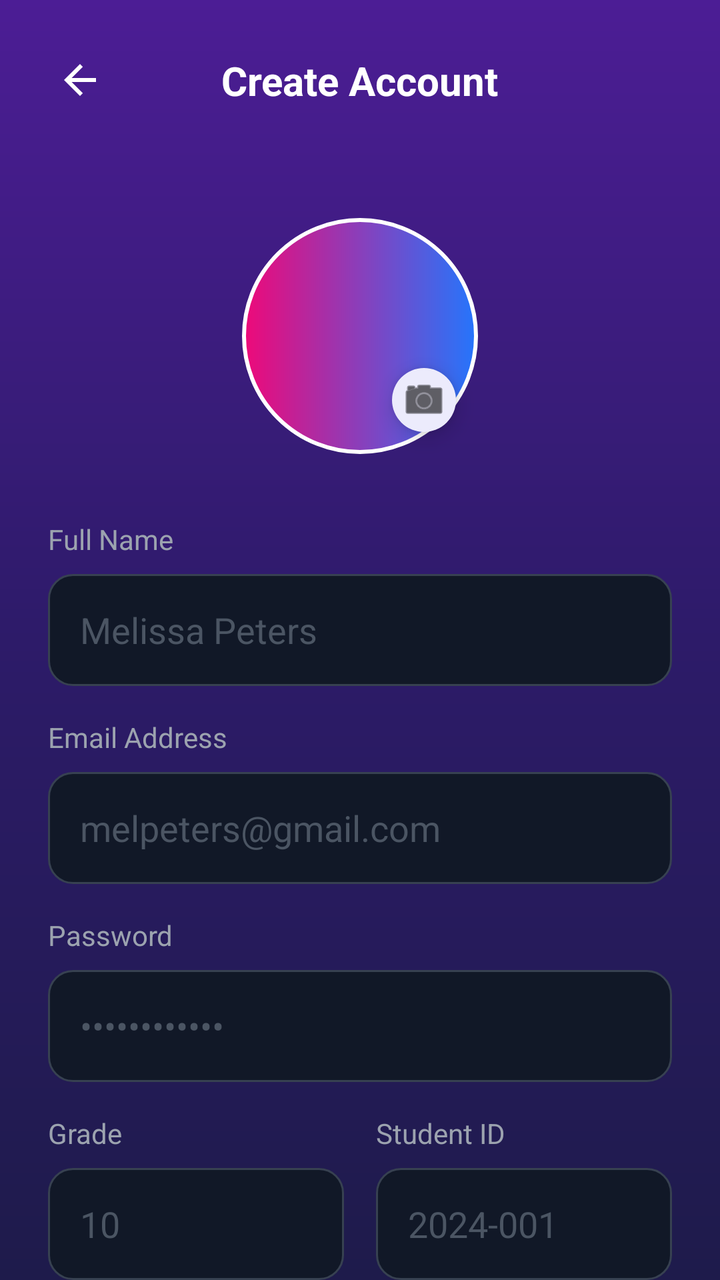
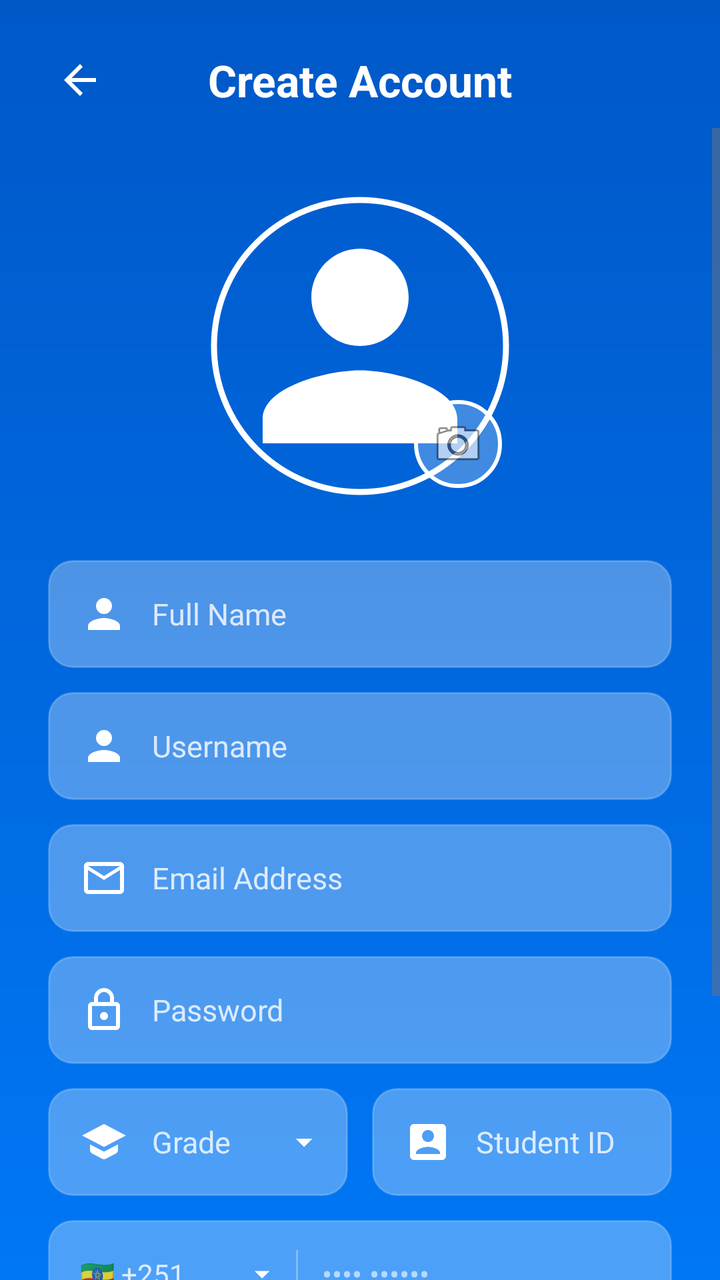

The first picture is an Android layout as it rendered before a commit; the second is the same layout after the commit. The layout source and the unified diff follow.
<!-- AndroidManifest.xml: application theme Theme.TestApp -->
<!-- res/layout/activity_register.xml -->
<?xml version="1.0" encoding="utf-8"?>
<androidx.constraintlayout.widget.ConstraintLayout xmlns:android="http://schemas.android.com/apk/res/android"
    xmlns:app="http://schemas.android.com/apk/res-auto"
    xmlns:tools="http://schemas.android.com/tools"
    android:layout_width="match_parent"
    android:layout_height="match_parent"
    android:background="@drawable/bg_vibrant_sidebar"
    tools:context=".RegisterActivity">

    
    <ImageView
        android:id="@+id/btnBack"
        android:layout_width="48dp"
        android:layout_height="48dp"
        android:layout_marginStart="16dp"
        android:layout_marginTop="16dp"
        android:background="?attr/selectableItemBackgroundBorderless"
        android:padding="12dp"
        android:src="@drawable/ic_back_white"
        app:layout_constraintStart_toStartOf="parent"
        app:layout_constraintTop_toTopOf="parent"
        app:tint="@android:color/white" />

    <TextView
        android:id="@+id/tvHeaderTitle"
        android:layout_width="wrap_content"
        android:layout_height="wrap_content"
        android:text="Create Account"
        android:textColor="@android:color/white"
        android:textSize="20sp"
        android:textStyle="bold"
        app:layout_constraintBottom_toBottomOf="@id/btnBack"
        app:layout_constraintEnd_toEndOf="parent"
        app:layout_constraintStart_toStartOf="parent"
        app:layout_constraintTop_toTopOf="@id/btnBack" />

    <androidx.core.widget.NestedScrollView
        android:layout_width="match_parent"
        android:layout_height="0dp"
        android:fillViewport="true"
        app:layout_constraintBottom_toBottomOf="parent"
        app:layout_constraintTop_toBottomOf="@id/btnBack">

        <LinearLayout
            android:layout_width="match_parent"
            android:layout_height="wrap_content"
            android:orientation="vertical"
            android:padding="24dp">

            
            <FrameLayout
                android:layout_width="120dp"
                android:layout_height="120dp"
                android:layout_gravity="center"
                android:layout_marginTop="20dp"
                android:layout_marginBottom="32dp">

                <com.google.android.material.imageview.ShapeableImageView
                    android:id="@+id/profileImage"
                    android:layout_width="match_parent"
                    android:layout_height="match_parent"
                    android:padding="2dp"
                    android:scaleType="centerCrop"
                    android:src="@drawable/bg_login_button"
                    app:shapeAppearanceOverlay="@style/CircleImageView"
                    app:strokeColor="@android:color/white"
                    app:strokeWidth="2dp" />

                <com.google.android.material.floatingactionbutton.FloatingActionButton
                    android:id="@+id/btnCamera"
                    android:layout_width="wrap_content"
                    android:layout_height="wrap_content"
                    android:layout_gravity="bottom|end"
                    android:layout_margin="4dp"
                    app:backgroundTint="@android:color/white"
                    app:fabCustomSize="32dp"
                    app:srcCompat="@android:drawable/ic_menu_camera"
                    app:tint="@android:color/black" />
            </FrameLayout>

            
            <TextView
                android:layout_width="wrap_content"
                android:layout_height="wrap_content"
                android:text="Full Name"
                android:textColor="#9CA3AF"
                android:textSize="14sp" />

            <EditText
                android:id="@+id/regFullName"
                android:layout_width="match_parent"
                android:layout_height="56dp"
                android:layout_marginTop="8dp"
                android:layout_marginBottom="16dp"
                android:background="@drawable/bg_input_field"
                android:hint="Melissa Peters"
                android:inputType="textPersonName"
                android:paddingHorizontal="16dp"
                android:textColor="@android:color/white"
                android:textColorHint="#4B5563" />

            <TextView
                android:layout_width="wrap_content"
                android:layout_height="wrap_content"
                android:text="Email Address"
                android:textColor="#9CA3AF"
                android:textSize="14sp" />

            <EditText
                android:id="@+id/regEmail"
                android:layout_width="match_parent"
                android:layout_height="56dp"
                android:layout_marginTop="8dp"
                android:layout_marginBottom="16dp"
                android:background="@drawable/bg_input_field"
                android:hint="melpeters@gmail.com"
                android:inputType="textEmailAddress"
                android:paddingHorizontal="16dp"
                android:textColor="@android:color/white"
                android:textColorHint="#4B5563" />

            <TextView
                android:layout_width="wrap_content"
                android:layout_height="wrap_content"
                android:text="Password"
                android:textColor="#9CA3AF"
                android:textSize="14sp" />

            <EditText
                android:id="@+id/regPassword"
                android:layout_width="match_parent"
                android:layout_height="56dp"
                android:layout_marginTop="8dp"
                android:layout_marginBottom="16dp"
                android:background="@drawable/bg_input_field"
                android:hint="••••••••••••"
                android:inputType="textPassword"
                android:paddingHorizontal="16dp"
                android:textColor="@android:color/white"
                android:textColorHint="#4B5563" />

            <LinearLayout
                android:layout_width="match_parent"
                android:layout_height="wrap_content"
                android:orientation="horizontal">

                <LinearLayout
                    android:layout_width="0dp"
                    android:layout_height="wrap_content"
                    android:layout_weight="1"
                    android:orientation="vertical">
                    <TextView
                        android:layout_width="wrap_content"
                        android:layout_height="wrap_content"
                        android:text="Grade"
                        android:textColor="#9CA3AF"
                        android:textSize="14sp" />
                    <AutoCompleteTextView
                        android:id="@+id/regGrade"
                        android:layout_width="match_parent"
                        android:layout_height="56dp"
                        android:layout_marginTop="8dp"
                        android:background="@drawable/bg_input_field"
                        android:hint="10"
                        android:paddingHorizontal="16dp"
                        android:textColor="@android:color/white"
                        android:textColorHint="#4B5563"
                        android:inputType="none"
                        android:dropDownSelector="@android:color/darker_gray" />
                </LinearLayout>

                <View android:layout_width="16dp" android:layout_height="0dp"/>

                <LinearLayout
                    android:layout_width="0dp"
                    android:layout_height="wrap_content"
                    android:layout_weight="1"
                    android:orientation="vertical">
                    <TextView
                        android:layout_width="wrap_content"
                        android:layout_height="wrap_content"
                        android:text="Student ID"
                        android:textColor="#9CA3AF"
                        android:textSize="14sp" />
                    <EditText
                        android:id="@+id/regStudentId"
                        android:layout_width="match_parent"
                        android:layout_height="56dp"
                        android:layout_marginTop="8dp"
                        android:background="@drawable/bg_input_field"
                        android:hint="2024-001"
                        android:paddingHorizontal="16dp"
                        android:textColor="@android:color/white"
                        android:textColorHint="#4B5563" />
                </LinearLayout>
            </LinearLayout>

            <TextView
                android:layout_width="wrap_content"
                android:layout_height="wrap_content"
                android:layout_marginTop="16dp"
                android:text="Username"
                android:textColor="#9CA3AF"
                android:textSize="14sp" />

            <EditText
                android:id="@+id/regUsername"
                android:layout_width="match_parent"
                android:layout_height="56dp"
                android:layout_marginTop="8dp"
                android:layout_marginBottom="32dp"
                android:background="@drawable/bg_input_field"
                android:hint="melissa_p"
                android:paddingHorizontal="16dp"
                android:textColor="@android:color/white"
                android:textColorHint="#4B5563" />

            <com.google.android.material.button.MaterialButton
                android:id="@+id/registerButton"
                android:layout_width="match_parent"
                android:layout_height="56dp"
                android:text="Create Account"
                android:textAllCaps="false"
                android:textSize="16sp"
                android:textStyle="bold"
                app:backgroundTint="#2563EB"
                app:cornerRadius="12dp" />

            <TextView
                android:id="@+id/loginRedirect"
                android:layout_width="wrap_content"
                android:layout_height="wrap_content"
                android:layout_gravity="center"
                android:layout_marginTop="16dp"
                android:padding="8dp"
                android:text="Already have an account? Sign In"
                android:textColor="#9CA3AF"
                android:textSize="14sp" />

        </LinearLayout>
    </androidx.core.widget.NestedScrollView>

</androidx.constraintlayout.widget.ConstraintLayout>
<!-- resources referenced by this layout -->
<resources>
  <!-- drawable bg_input_field (drawable) -->
  <?xml version="1.0" encoding="utf-8"?>
  <shape xmlns:android="http://schemas.android.com/apk/res/android">
      <solid android:color="#111827" />
      <corners android:radius="12dp" />
      <stroke android:width="1dp" android:color="#374151" />
  </shape>
  <!-- drawable bg_login_button (drawable) -->
  <?xml version="1.0" encoding="utf-8"?>
  <shape xmlns:android="http://schemas.android.com/apk/res/android"
      android:shape="rectangle">
      <gradient
          android:startColor="#EE0979"
          android:endColor="#2575fc"
          android:angle="0" />
      <corners android:radius="30dp" />
  </shape>
  <!-- drawable bg_vibrant_sidebar (drawable) -->
  <?xml version="1.0" encoding="utf-8"?>
  <shape xmlns:android="http://schemas.android.com/apk/res/android"
      android:shape="rectangle">
      <gradient
          android:startColor="#4C1D95"
          android:centerColor="#2D1B69"
          android:endColor="#1E1B4B"
          android:angle="270" />
  </shape>
  <!-- unchanged entries left out for length: 17 -->
</resources>

<!-- the commit's change to res/layout/activity_register.xml (unified diff, before → after) -->
@@ -4,8 +4,7 @@
     xmlns:tools="http://schemas.android.com/tools"
     android:layout_width="match_parent"
     android:layout_height="match_parent"
-    android:background="@drawable/bg_vibrant_sidebar"
-    tools:context=".RegisterActivity">
+    android:background="@drawable/bg_register_gradient">
 
     
     <ImageView
@@ -27,14 +26,14 @@
         android:layout_height="wrap_content"
         android:text="Create Account"
         android:textColor="@android:color/white"
-        android:textSize="20sp"
+        android:textSize="22sp"
         android:textStyle="bold"
         app:layout_constraintBottom_toBottomOf="@id/btnBack"
         app:layout_constraintEnd_toEndOf="parent"
         app:layout_constraintStart_toStartOf="parent"
         app:layout_constraintTop_toTopOf="@id/btnBack" />
 
-    <androidx.core.widget.NestedScrollView
+    <ScrollView
         android:layout_width="match_parent"
         android:layout_height="0dp"
         android:fillViewport="true"
@@ -45,14 +44,14 @@
             android:layout_width="match_parent"
             android:layout_height="wrap_content"
             android:orientation="vertical"
-            android:padding="24dp">
+            android:padding="24dp"
+            android:gravity="center_horizontal">
 
             
             <FrameLayout
-                android:layout_width="120dp"
-                android:layout_height="120dp"
-                android:layout_gravity="center"
-                android:layout_marginTop="20dp"
+                android:layout_width="150dp"
+                android:layout_height="150dp"
+                android:layout_marginTop="10dp"
                 android:layout_marginBottom="32dp">
 
                 <com.google.android.material.imageview.ShapeableImageView
@@ -61,183 +60,229 @@
                     android:layout_height="match_parent"
                     android:padding="2dp"
                     android:scaleType="centerCrop"
-                    android:src="@drawable/bg_login_button"
+                    android:src="@drawable/ic_user_person"
                     app:shapeAppearanceOverlay="@style/CircleImageView"
                     app:strokeColor="@android:color/white"
-                    app:strokeWidth="2dp" />
-
-                <com.google.android.material.floatingactionbutton.FloatingActionButton
+                    app:strokeWidth="3dp" />
+
+                <ImageView
                     android:id="@+id/btnCamera"
-                    android:layout_width="wrap_content"
-                    android:layout_height="wrap_content"
+                    android:layout_width="44dp"
+                    android:layout_height="44dp"
                     android:layout_gravity="bottom|end"
                     android:layout_margin="4dp"
-                    app:backgroundTint="@android:color/white"
-                    app:fabCustomSize="32dp"
-                    app:srcCompat="@android:drawable/ic_menu_camera"
-                    app:tint="@android:color/black" />
+                    android:src="@android:drawable/ic_menu_camera"
+                    android:background="@drawable/circle_bg"
+                    android:padding="8dp"
+                    android:elevation="4dp"/>
             </FrameLayout>
 
             
-            <TextView
-                android:layout_width="wrap_content"
-                android:layout_height="wrap_content"
-                android:text="Full Name"
-                android:textColor="#9CA3AF"
-                android:textSize="14sp" />
-
             <EditText
                 android:id="@+id/regFullName"
                 android:layout_width="match_parent"
-                android:layout_height="56dp"
-                android:layout_marginTop="8dp"
-                android:layout_marginBottom="16dp"
-                android:background="@drawable/bg_input_field"
-                android:hint="Melissa Peters"
+                android:layout_height="54dp"
+                android:background="@drawable/bg_input_field_v2"
+                android:hint="Full Name"
+                android:textColorHint="#CCFFFFFF"
+                android:textColor="@android:color/white"
+                android:paddingHorizontal="16dp"
                 android:inputType="textPersonName"
-                android:paddingHorizontal="16dp"
-                android:textColor="@android:color/white"
-                android:textColorHint="#4B5563" />
-
-            <TextView
-                android:layout_width="wrap_content"
-                android:layout_height="wrap_content"
-                android:text="Email Address"
-                android:textColor="#9CA3AF"
-                android:textSize="14sp" />
-
+                android:layout_marginBottom="12dp"
+                android:textSize="15sp"
+                android:drawableStart="@drawable/ic_user_person"
+                android:drawablePadding="12dp"/>
+
+            
+            <EditText
+                android:id="@+id/regUsername"
+                android:layout_width="match_parent"
+                android:layout_height="54dp"
+                android:background="@drawable/bg_input_field_v2"
+                android:hint="Username"
+                android:textColorHint="#CCFFFFFF"
+                android:textColor="@android:color/white"
+                android:paddingHorizontal="16dp"
+                android:inputType="text"
+                android:layout_marginBottom="12dp"
+                android:textSize="15sp"
+                android:drawableStart="@drawable/ic_user_person"
+                android:drawablePadding="12dp"/>
+
+            
             <EditText
                 android:id="@+id/regEmail"
                 android:layout_width="match_parent"
-                android:layout_height="56dp"
-                android:layout_marginTop="8dp"
-                android:layout_marginBottom="16dp"
-                android:background="@drawable/bg_input_field"
-                android:hint="melpeters@gmail.com"
+                android:layout_height="54dp"
+                android:background="@drawable/bg_input_field_v2"
+                android:hint="Email Address"
+                android:textColorHint="#CCFFFFFF"
+                android:textColor="@android:color/white"
+                android:paddingHorizontal="16dp"
                 android:inputType="textEmailAddress"
-                android:paddingHorizontal="16dp"
-                android:textColor="@android:color/white"
-                android:textColorHint="#4B5563" />
-
-            <TextView
-                android:layout_width="wrap_content"
-                android:layout_height="wrap_content"
-                android:text="Password"
-                android:textColor="#9CA3AF"
-                android:textSize="14sp" />
-
+                android:layout_marginBottom="12dp"
+                android:textSize="15sp"
+                android:drawableStart="@drawable/ic_email_mail"
+                android:drawablePadding="12dp"/>
+
+            
             <EditText
                 android:id="@+id/regPassword"
                 android:layout_width="match_parent"
-                android:layout_height="56dp"
-                android:layout_marginTop="8dp"
-                android:layout_marginBottom="16dp"
-                android:background="@drawable/bg_input_field"
-                android:hint="••••••••••••"
+                android:layout_height="54dp"
+                android:background="@drawable/bg_input_field_v2"
+                android:hint="Password"
+                android:textColorHint="#CCFFFFFF"
+                android:textColor="@android:color/white"
+                android:paddingHorizontal="16dp"
                 android:inputType="textPassword"
-                android:paddingHorizontal="16dp"
-                android:textColor="@android:color/white"
-                android:textColorHint="#4B5563" />
-
+                android:layout_marginBottom="12dp"
+                android:textSize="15sp"
+                android:drawableStart="@drawable/ic_lock"
+                android:drawablePadding="12dp"/>
+
+            
             <LinearLayout
                 android:layout_width="match_parent"
-                android:layout_height="wrap_content"
-                android:orientation="horizontal">
-
-                <LinearLayout
+                android:layout_height="54dp"
+                android:orientation="horizontal"
+                android:layout_marginBottom="12dp">
+
+                
+                <RelativeLayout
                     android:layout_width="0dp"
-                    android:layout_height="wrap_content"
-                    android:layout_weight="1"
-                    android:orientation="vertical">
-                    <TextView
-                        android:layout_width="wrap_content"
-                        android:layout_height="wrap_content"
-                        android:text="Grade"
-                        android:textColor="#9CA3AF"
-                        android:textSize="14sp" />
+                    android:layout_height="match_parent"
+                    android:layout_weight="1">
+
                     <AutoCompleteTextView
                         android:id="@+id/regGrade"
                         android:layout_width="match_parent"
-                        android:layout_height="56dp"
-                        android:layout_marginTop="8dp"
-                        android:background="@drawable/bg_input_field"
-                        android:hint="10"
+                        android:layout_height="match_parent"
+                        android:background="@drawable/bg_input_field_v2"
+                        android:hint="Grade"
+                        android:textColorHint="#CCFFFFFF"
+                        android:textColor="@android:color/white"
                         android:paddingHorizontal="16dp"
+                        android:paddingEnd="36dp"
+                        android:inputType="none"
+                        android:textSize="15sp"
+                        android:drawableStart="@drawable/ic_grade_cap"
+                        android:drawablePadding="12dp"/>
+
+                    <ImageView
+                        android:layout_width="20dp"
+                        android:layout_height="20dp"
+                        android:layout_alignParentEnd="true"
+                        android:layout_centerVertical="true"
+                        android:layout_marginEnd="12dp"
+                        android:src="@drawable/ic_arrow_drop_down"
+                        app:tint="@android:color/white"
+                        android:contentDescription="dropdown" />
+                </RelativeLayout>
+
+                <View android:layout_width="12dp" android:layout_height="0dp"/>
+
+                
+                <EditText
+                    android:id="@+id/regStudentId"
+                    android:layout_width="0dp"
+                    android:layout_height="match_parent"
+                    android:layout_weight="1"
+                    android:background="@drawable/bg_input_field_v2"
+                    android:hint="Student ID"
+                    android:textColorHint="#CCFFFFFF"
+                    android:textColor="@android:color/white"
+                    android:paddingHorizontal="16dp"
+                    android:inputType="text"
+                    android:textSize="15sp"
+                    android:drawableStart="@drawable/ic_student_id"
+                    android:drawablePadding="12dp"/>
+            </LinearLayout>
+
+            
+            <LinearLayout
+                android:layout_width="match_parent"
+                android:layout_height="54dp"
+                android:background="@drawable/bg_input_field_v2"
+                android:orientation="horizontal"
+                android:gravity="center_vertical"
+                android:paddingHorizontal="4dp"
+                android:layout_marginBottom="24dp">
+
+                <RelativeLayout
+                    android:layout_width="120dp"
+                    android:layout_height="match_parent">
+
+                    <AutoCompleteTextView
+                        android:id="@+id/regCountryCode"
+                        android:layout_width="match_parent"
+                        android:layout_height="match_parent"
+                        android:background="@android:color/transparent"
+                        android:hint="🇪🇹 +251"
+                        android:textColorHint="#CCFFFFFF"
                         android:textColor="@android:color/white"
-                        android:textColorHint="#4B5563"
+                        android:paddingHorizontal="12dp"
+                        android:paddingEnd="32dp"
                         android:inputType="none"
-                        android:dropDownSelector="@android:color/darker_gray" />
-                </LinearLayout>
-
-                <View android:layout_width="16dp" android:layout_height="0dp"/>
-
-                <LinearLayout
+                        android:textSize="14sp"
+                        android:gravity="center_vertical"/>
+
+                    <ImageView
+                        android:layout_width="18dp"
+                        android:layout_height="18dp"
+                        android:layout_alignParentEnd="true"
+                        android:layout_centerVertical="true"
+                        android:layout_marginEnd="8dp"
+                        android:src="@drawable/ic_arrow_drop_down"
+                        app:tint="@android:color/white"
+                        android:contentDescription="dropdown" />
+                </RelativeLayout>
+
+                <View
+                    android:layout_width="1dp"
+                    android:layout_height="24dp"
+                    android:background="#4DFFFFFF" />
+
+                <EditText
+                    android:id="@+id/regPhone"
                     android:layout_width="0dp"
-                    android:layout_height="wrap_content"
+                    android:layout_height="match_parent"
                     android:layout_weight="1"
-                    android:orientation="vertical">
-                    <TextView
-                        android:layout_width="wrap_content"
-                        android:layout_height="wrap_content"
-                        android:text="Student ID"
-                        android:textColor="#9CA3AF"
-                        android:textSize="14sp" />
-                    <EditText
-                        android:id="@+id/regStudentId"
-                        android:layout_width="match_parent"
-                        android:layout_height="56dp"
-                        android:layout_marginTop="8dp"
-                        android:background="@drawable/bg_input_field"
-                        android:hint="2024-001"
-                        android:paddingHorizontal="16dp"
-                        android:textColor="@android:color/white"
-                        android:textColorHint="#4B5563" />
-                </LinearLayout>
+                    android:background="@android:color/transparent"
+                    android:hint="•••• ••••••"
+                    android:textColorHint="#99FFFFFF"
+                    android:textColor="@android:color/white"
+                    android:inputType="phone"
+                    android:textSize="15sp"
+                    android:paddingHorizontal="12dp"/>
             </LinearLayout>
 
-            <TextView
-                android:layout_width="wrap_content"
-                android:layout_height="wrap_content"
-                android:layout_marginTop="16dp"
-                android:text="Username"
-                android:textColor="#9CA3AF"
-                android:textSize="14sp" />
-
-            <EditText
-                android:id="@+id/regUsername"
-                android:layout_width="match_parent"
-                android:layout_height="56dp"
-                android:layout_marginTop="8dp"
-                android:layout_marginBottom="32dp"
-                android:background="@drawable/bg_input_field"
-                android:hint="melissa_p"
-                android:paddingHorizontal="16dp"
-                android:textColor="@android:color/white"
-                android:textColorHint="#4B5563" />
-
+            
             <com.google.android.material.button.MaterialButton
                 android:id="@+id/registerButton"
                 android:layout_width="match_parent"
-                android:layout_height="56dp"
+                android:layout_height="60dp"
+                android:background="@drawable/bg_button_green"
+                app:backgroundTint="@null"
                 android:text="Create Account"
                 android:textAllCaps="false"
-                android:textSize="16sp"
+                android:textSize="22sp"
                 android:textStyle="bold"
-                app:backgroundTint="#2563EB"
-                app:cornerRadius="12dp" />
-
+                android:textColor="@android:color/white"
+                app:cornerRadius="30dp"
+                android:elevation="6dp"/>
+
+            
             <TextView
                 android:id="@+id/loginRedirect"
                 android:layout_width="wrap_content"
                 android:layout_height="wrap_content"
-                android:layout_gravity="center"
-                android:layout_marginTop="16dp"
+                android:layout_marginTop="20dp"
                 android:padding="8dp"
                 android:text="Already have an account? Sign In"
-                android:textColor="#9CA3AF"
-                android:textSize="14sp" />
+                android:textColor="@android:color/white"
+                android:textSize="15sp" />
 
         </LinearLayout>
-    </androidx.core.widget.NestedScrollView>
-
+    </ScrollView>
 </androidx.constraintlayout.widget.ConstraintLayout>
<!-- resource entries referenced after the edit -->
@@ -1,32 +1,101 @@
 <!-- resources referenced by this layout -->
 <resources>
-  <!-- drawable bg_input_field (drawable) -->
+  <!-- drawable bg_button_green (drawable) -->
   <?xml version="1.0" encoding="utf-8"?>
   <shape xmlns:android="http://schemas.android.com/apk/res/android">
-      <solid android:color="#111827" />
+      <gradient
+          android:angle="270"
+          android:endColor="#2E7D32"
+          android:startColor="#4CAF50"
+          android:type="linear" />
+      <corners android:radius="28dp" />
+      <stroke android:width="2dp" android:color="#388E3C" />
+  </shape>
+  <!-- drawable bg_input_field_v2 (drawable) -->
+  <?xml version="1.0" encoding="utf-8"?>
+  <shape xmlns:android="http://schemas.android.com/apk/res/android">
+      <solid android:color="#4DFFFFFF" />
       <corners android:radius="12dp" />
-      <stroke android:width="1dp" android:color="#374151" />
+      <stroke android:width="1dp" android:color="#33FFFFFF" />
   </shape>
-  <!-- drawable bg_login_button (drawable) -->
+  <!-- drawable bg_register_gradient (drawable) -->
+  <?xml version="1.0" encoding="utf-8"?>
+  <shape xmlns:android="http://schemas.android.com/apk/res/android">
+      <gradient
+          android:angle="270"
+          android:endColor="#0077F5"
+          android:startColor="#0058C7"
+          android:type="linear" />
+  </shape>
+  <!-- drawable circle_bg (drawable) -->
   <?xml version="1.0" encoding="utf-8"?>
   <shape xmlns:android="http://schemas.android.com/apk/res/android"
-      android:shape="rectangle">
-      <gradient
-          android:startColor="#EE0979"
-          android:endColor="#2575fc"
-          android:angle="0" />
-      <corners android:radius="30dp" />
+      android:shape="oval">
+      <solid android:color="#40FFFFFF" />
+      <stroke
+          android:width="2dp"
+          android:color="#FFFFFF" />
   </shape>
-  <!-- drawable bg_vibrant_sidebar (drawable) -->
-  <?xml version="1.0" encoding="utf-8"?>
-  <shape xmlns:android="http://schemas.android.com/apk/res/android"
-      android:shape="rectangle">
-      <gradient
-          android:startColor="#4C1D95"
-          android:centerColor="#2D1B69"
-          android:endColor="#1E1B4B"
-          android:angle="270" />
-  </shape>
+  <!-- drawable ic_arrow_drop_down (drawable) -->
+  <vector xmlns:android="http://schemas.android.com/apk/res/android"
+      android:width="24dp"
+      android:height="24dp"
+      android:viewportWidth="24"
+      android:viewportHeight="24">
+    <path
+        android:fillColor="#FFFFFF"
+        android:pathData="M7,10l5,5 5,-5z"/>
+  </vector>
+  <!-- drawable ic_email_mail (drawable) -->
+  <vector xmlns:android="http://schemas.android.com/apk/res/android"
+      android:width="24dp"
+      android:height="24dp"
+      android:viewportWidth="24"
+      android:viewportHeight="24">
+    <path
+        android:fillColor="#FFFFFF"
+        android:pathData="M20,4H4C2.9,4 2,4.9 2,6v12c0,1.1 0.9,2 2,2h16c1.1,0 2,-0.9 2,-2V6C22,4.9 21.1,4 20,4zM20,18H4V8l8,5 8,-5V18zM12,11L4,6h16L12,11z"/>
+  </vector>
+  <!-- drawable ic_grade_cap (drawable) -->
+  <vector xmlns:android="http://schemas.android.com/apk/res/android"
+      android:width="24dp"
+      android:height="24dp"
+      android:viewportWidth="24"
+      android:viewportHeight="24">
+    <path
+        android:fillColor="#FFFFFF"
+        android:pathData="M5,13.18v2.81c0,0.73 0.4,1.41 1.05,1.76l5,2.63c0.6,0.32 1.3,0.32 1.9,0l5,-2.63C18.6,17.4 19,16.72 19,15.99v-2.81l-7,3.68L5,13.18zM12,3L1,8.74L12,14.47l11,-5.73L12,3z"/>
+  </vector>
+  <!-- drawable ic_lock (drawable) -->
+  <vector xmlns:android="http://schemas.android.com/apk/res/android"
+      android:width="24dp"
+      android:height="24dp"
+      android:viewportWidth="24"
+      android:viewportHeight="24">
+    <path
+        android:fillColor="#FFFFFF"
+        android:pathData="M18,8h-1V6c0,-2.76 -2.24,-5 -5,-5S7,3.24 7,6v2H6c-1.1,0 -2,0.9 -2,2v10c0,1.1 0.9,2 2,2h12c1.1,0 2,-0.9 2,-2V10c0,-1.1 -0.9,-2 -2,-2zM9,6c0,-1.66 1.34,-3 3,-3s3,1.34 3,3v2H9V6zm9,14H6V10h12v10zm-6,-3c1.1,0 2,-0.9 2,-2s-0.9,-2 -2,-2 -2,0.9 -2,2 0.9,2 2,2z"/>
+  </vector>
+  <!-- drawable ic_student_id (drawable) -->
+  <vector xmlns:android="http://schemas.android.com/apk/res/android"
+      android:width="24dp"
+      android:height="24dp"
+      android:viewportWidth="24"
+      android:viewportHeight="24">
+    <path
+        android:fillColor="#FFFFFF"
+        android:pathData="M19,3H5C3.89,3 3,3.9 3,5v14c0,1.1 0.89,2 2,2h14c1.1,0 2,-0.9 2,-2V5C21,3.9 20.11,3 19,3zM12,6c1.66,0 3,1.34 3,3s-1.34,3 -3,3s-3,-1.34 -3,-3S10.34,6 12,6zM18,18H6v-0.57c0,-1.99 4,-3.01 6,-3.01s6,1.02 6,3.01V18z"/>
+  </vector>
+  <!-- drawable ic_user_person (drawable) -->
+  <vector xmlns:android="http://schemas.android.com/apk/res/android"
+      android:width="24dp"
+      android:height="24dp"
+      android:viewportWidth="24"
+      android:viewportHeight="24">
+    <path
+        android:fillColor="#FFFFFF"
+        android:pathData="M12,12c2.21,0 4,-1.79 4,-4s-1.79,-4 -4,-4 -4,1.79 -4,4 1.79,4 4,4zM12,14c-2.67,0 -8,1.34 -8,4v2h16v-2c0,-2.66 -5.33,-4 -8,-4z"/>
+  </vector>
   <!-- unchanged entries left out for length: 17 -->
 </resources>
 
